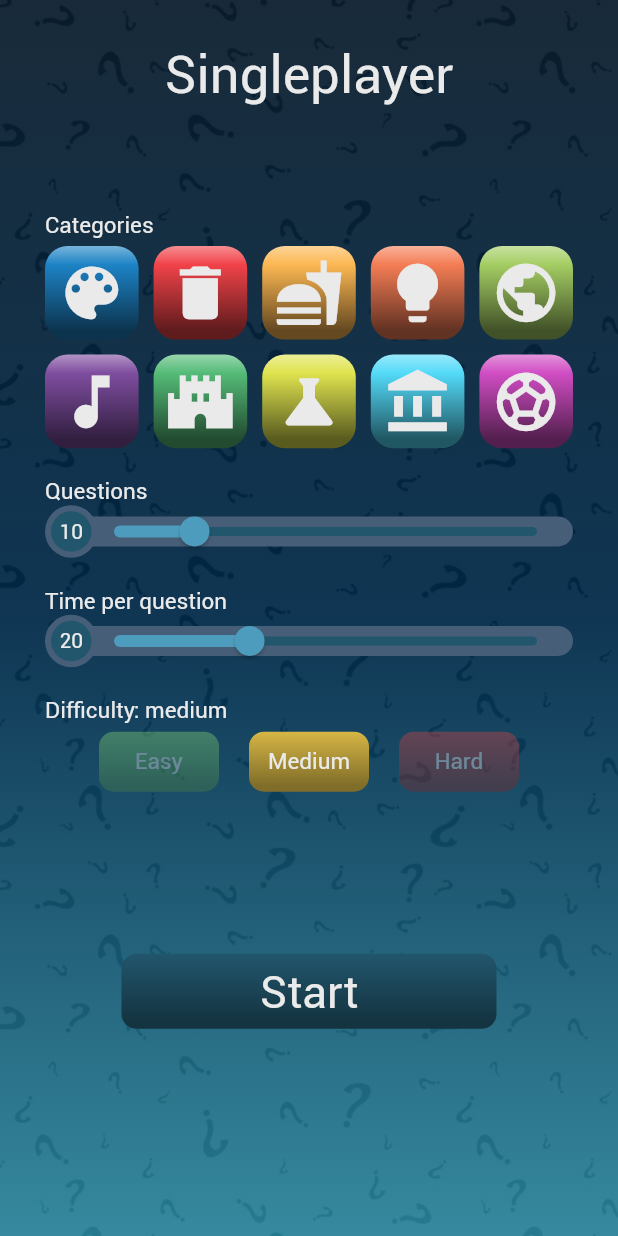
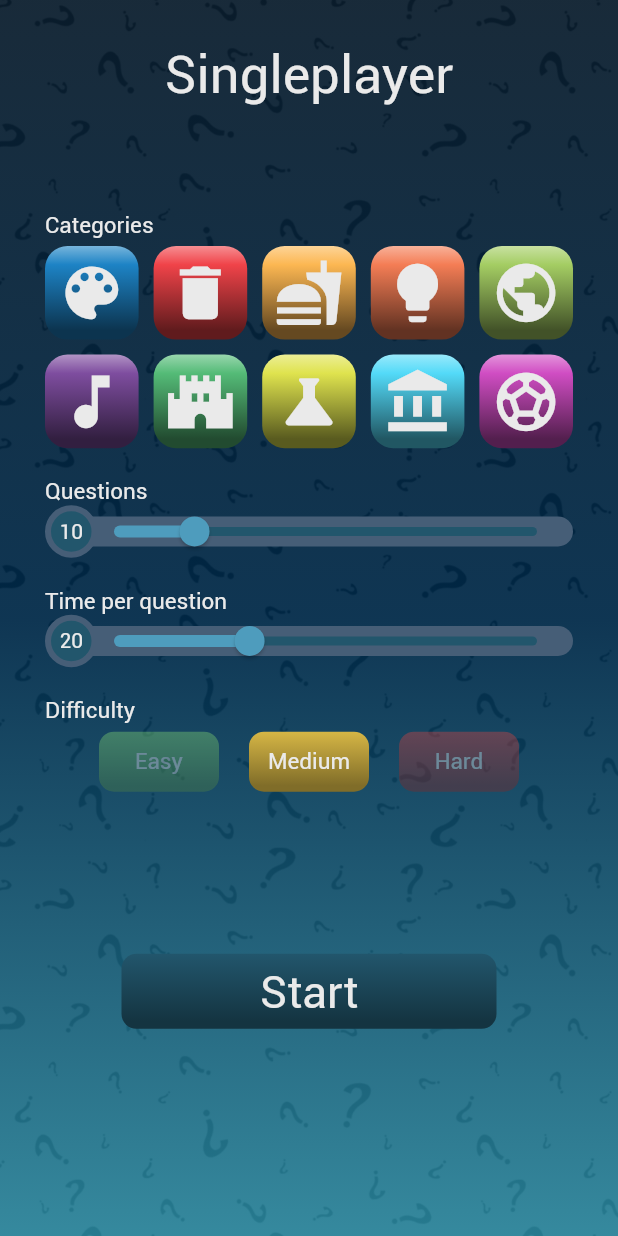
Before and after one commit to gu-tig333-ht22/grupp-1, a Flutter app: the screen it shows after launch, after a tap on "Singleplayer", on a phone screen of 412 x 824 dp. Run offline on Flutter 3.47's test engine with Material 2 defaults, Android fonts, the phone set to English and light mode, and no system bars; our stand-ins replace circular_countdown_timer, simple_gradient_text; missing offline and left inert: flutter_octicons.

Commit message:
tagit bort text svårighetsgrad

```diff
--- a/lib/views/settings_view.dart
+++ b/lib/views/settings_view.dart
@@ -318,7 +318,7 @@ class DifficultyRow extends StatelessWidget {
       crossAxisAlignment: CrossAxisAlignment.start,
       children: [
         Text(
-          'Difficulty: $difficulty',
+          'Difficulty',
           style: TextStyle(color: Themes.colors.white, fontSize: 15),
         ),
         SizedBox(height: 5),
```
